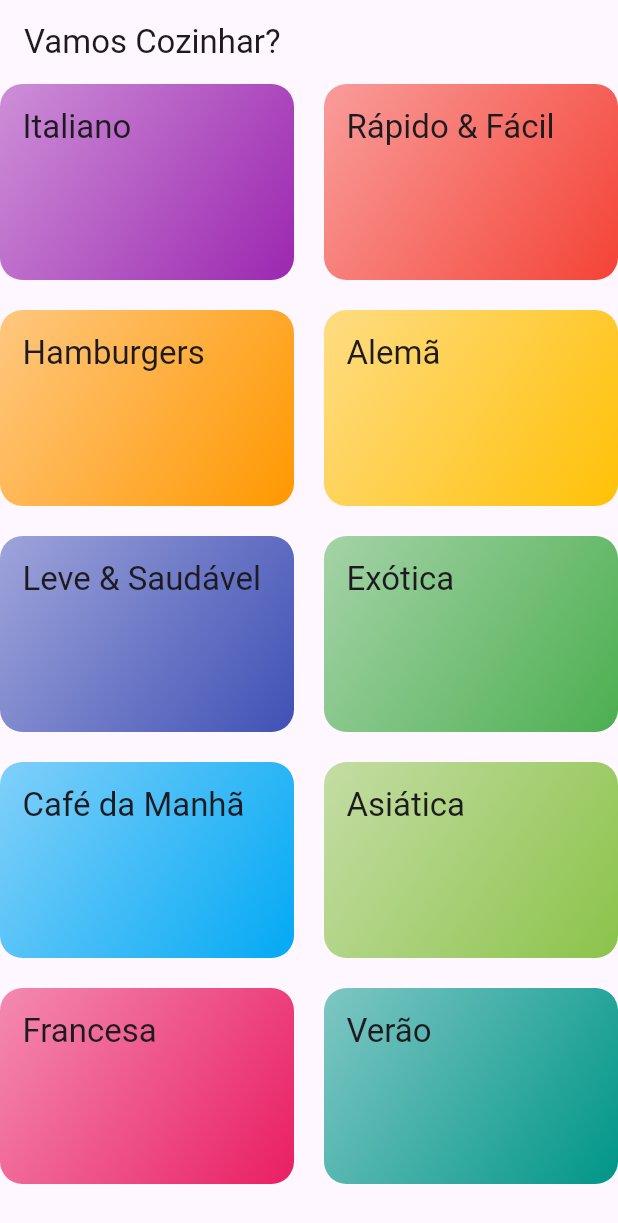
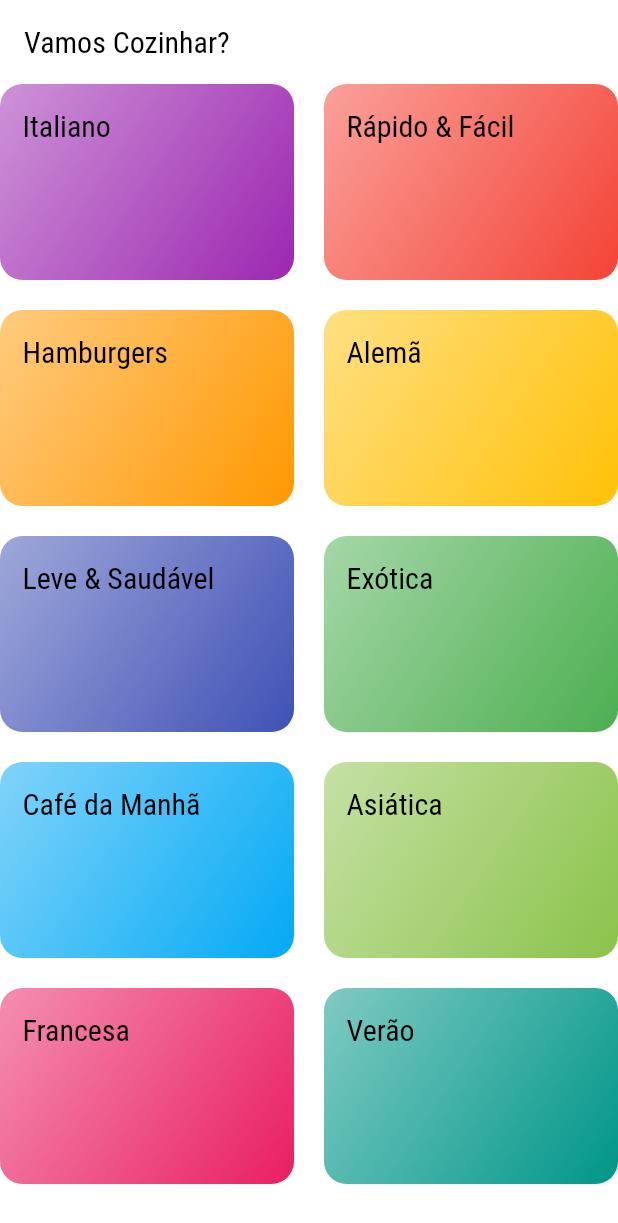
Before and after one commit to WagnerTerry/Refei-es, a Flutter app: the screen it shows after launch, on a phone screen of 412 x 824 dp. Shown: the top 1223 px of the screen. Run offline on Flutter 3.47's test engine with Material 3 defaults, Android fonts, the phone set to English and light mode, and no system bars.

Commit message:
feat: definindo rotas na main

```diff
--- a/lib/main.dart
+++ b/lib/main.dart
@@ -1,5 +1,11 @@
 import 'package:flutter/material.dart';
+import 'package:meals/screens/categories_meals_screen.dart';
 import 'package:meals/screens/categories_screen.dart';
+import 'package:meals/utils/app_routes.dart';
+
+// Diferença entre final e const
+// final - é definida em runTime , ou seja, em tempo de execução.
+// const - é definida antes do runTime e ambos não podem ser modificada
 
 void main() {
   runApp(const MyApp());
@@ -12,8 +18,18 @@ class MyApp extends StatelessWidget {
   Widget build(BuildContext context) {
     return MaterialApp(
       title: 'Vamos Cozinhar',
-      theme: ThemeData(primarySwatch: Colors.blue),
-      home: const CategoriesScreen(),
+      theme: ThemeData(
+          colorScheme: ColorScheme.fromSwatch()
+              .copyWith(primary: Colors.pink, secondary: Colors.amber),
+          canvasColor: const Color.fromRGBO(255, 254, 229, 1),
+          fontFamily: 'Raleway',
+          textTheme: ThemeData.light().textTheme.copyWith(
+              headline6: const TextStyle(
+                  fontSize: 20, fontFamily: 'RobotoCondensed'))),
+      routes: {
+        AppRoutes.home: (ctx) => const CategoriesScreen(),
+        AppRoutes.categoriesMeals: (ctx) => const CategoriesMealsScreen()
+      },
       debugShowCheckedModeBanner: false,
     );
   }
```
